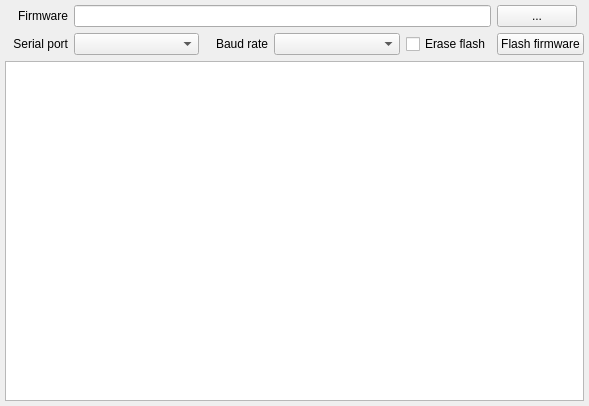
Old version of the form tools/camflasher/camflasher.ui in the repository remibert/pycameresp.
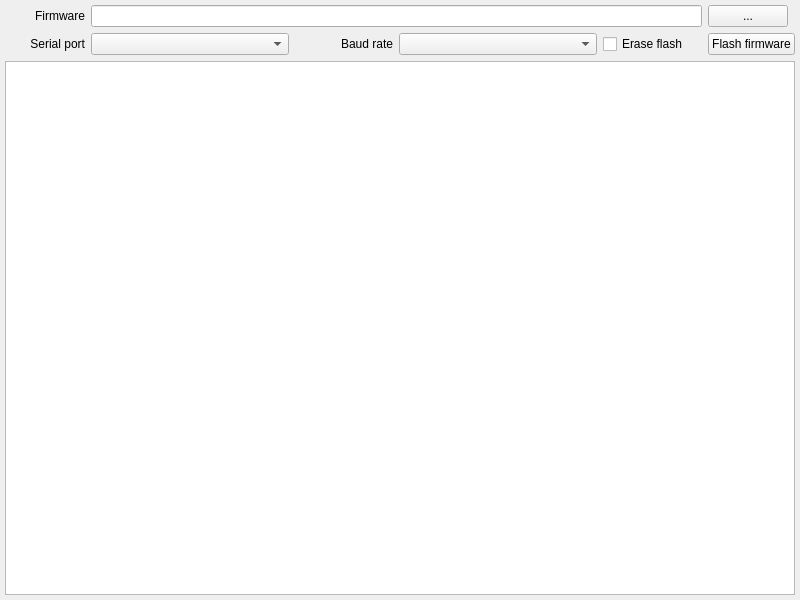
New version of the form. Icons and pictures are not drawn.

Commit message: Customization flasher, add pyinstaller for windows

```diff
--- a/tools/camflasher/camflasher.ui
+++ b/tools/camflasher/camflasher.ui
@@ -6,8 +6,8 @@
    <rect>
     <x>0</x>
     <y>0</y>
-    <width>589</width>
-    <height>406</height>
+    <width>800</width>
+    <height>600</height>
    </rect>
   </property>
   <property name="contextMenuPolicy">
```
The commit also changes 7 other files.
